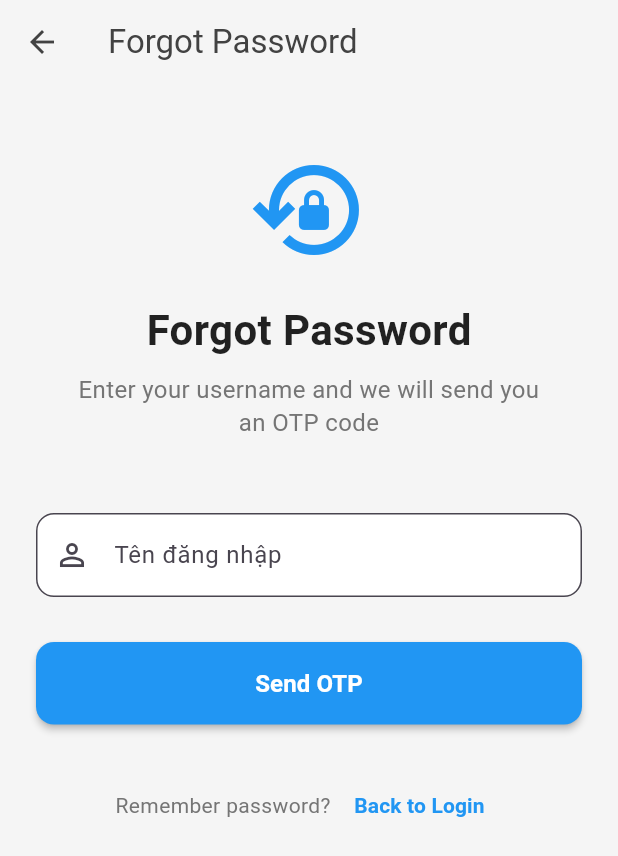
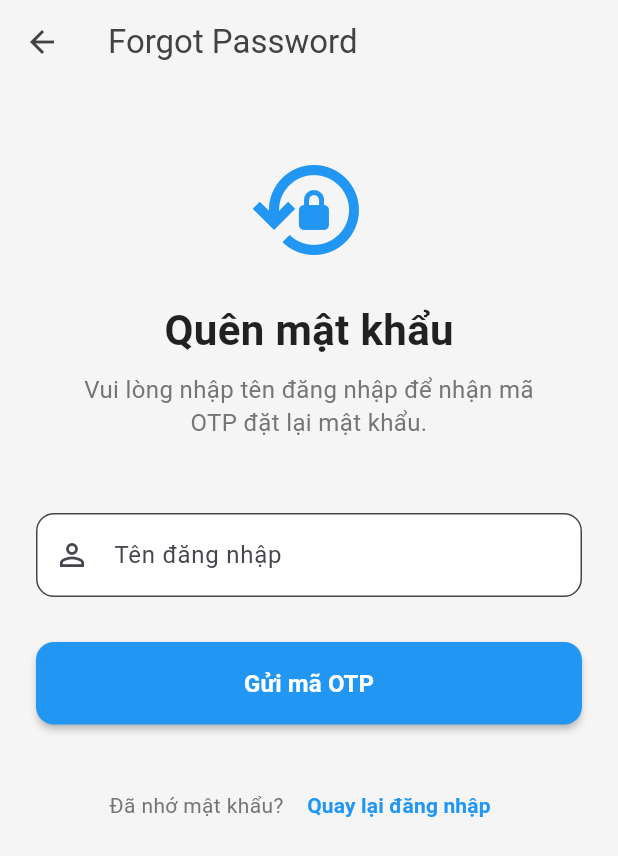
Before and after one commit to MinhAnh-IT/EduQuest_UI, a Flutter app: the ForgotPasswordScreen screen opened directly, on a phone screen of 412 x 824 dp. Shown: the top 856 px of the screen. Run offline on Flutter 3.47's test engine with Material 3 defaults, Android fonts, the phone set to English and light mode, and no system bars; our stand-ins replace another_flushbar, awesome_dialog, flutter_secure_storage, google_fonts, image_picker, jwt_decoder and 1 more; missing offline and left inert: stomp_dart_client; accounts and stored records are empty.

Commit message:
Translate UI text to Vietnamese in Forgot Password, OTP Verification, and Reset Password screens

```diff
--- a/lib/feature/auth/screens/forgot_password_screen.dart
+++ b/lib/feature/auth/screens/forgot_password_screen.dart
@@ -116,7 +116,7 @@ class _ForgotPasswordScreenState extends State<ForgotPasswordScreen> {
           const SizedBox(height: 30),
           CustomButton(
             onPressed: _isLoading ? null : _resetPassword,
-            text: AppStrings.sendOTP,
+            text: 'Gửi mã OTP',
             isLoading: _isLoading,
           ),
           const SizedBox(height: 30),
@@ -129,7 +129,8 @@ class _ForgotPasswordScreenState extends State<ForgotPasswordScreen> {
   Widget _buildHeader() {
     return Container(
       alignment: Alignment.center,
-      child: Column(        children: [
+      child: Column(
+        children: [
           const Icon(
             Icons.lock_reset_outlined,
             size: 80,
@@ -137,7 +138,7 @@ class _ForgotPasswordScreenState extends State<ForgotPasswordScreen> {
           ),
           const SizedBox(height: 20),
           const Text(
-            AppStrings.forgotPasswordTitle,
+            'Quên mật khẩu',
             style: TextStyle(
               fontSize: 28,
               fontWeight: FontWeight.bold,
@@ -145,14 +146,14 @@ class _ForgotPasswordScreenState extends State<ForgotPasswordScreen> {
             ),
           ),
           const SizedBox(height: 8),
-          Padding(
-            padding: const EdgeInsets.symmetric(horizontal: 20),
+          const Padding(
+            padding: EdgeInsets.symmetric(horizontal: 20),
             child: Text(
-              AppStrings.enterUsername,
+              'Vui lòng nhập tên đăng nhập để nhận mã OTP đặt lại mật khẩu.',
               textAlign: TextAlign.center,
               style: TextStyle(
                 fontSize: 16,
-                color: Colors.grey[600],
+                color: Color(0xFF757575),
                 height: 1.4,
               ),
             ),
@@ -165,14 +166,15 @@ class _ForgotPasswordScreenState extends State<ForgotPasswordScreen> {
   Widget _buildLoginLink() {
     return Row(
       mainAxisAlignment: MainAxisAlignment.center,
-      children: [        Text(
-          AppStrings.rememberPassword,
-          style: TextStyle(color: Colors.grey[600]),
+      children: [
+        const Text(
+          'Đã nhớ mật khẩu? ',
+          style: TextStyle(color: Color(0xFF757575)),
         ),
         TextButton(
           onPressed: () => Navigator.pop(context),
           child: const Text(
-            AppStrings.backToLogin,
+            'Quay lại đăng nhập',
             style: TextStyle(
               color: Colors.blue,
               fontWeight: FontWeight.bold,
@@ -194,7 +196,7 @@ class _ForgotPasswordScreenState extends State<ForgotPasswordScreen> {
         const SizedBox(height: 40),
         CustomButton(
           onPressed: _goToOTPScreen,
-          text: 'Nhập OTP',
+          text: 'Nhập mã OTP',
         ),
       ],
     );
@@ -206,7 +208,8 @@ class _ForgotPasswordScreenState extends State<ForgotPasswordScreen> {
       decoration: BoxDecoration(
         color: Colors.green[50],
         shape: BoxShape.circle,
-      ),      child: const Icon(
+      ),
+      child: const Icon(
         Icons.sms_outlined,
         size: 60,
         color: Colors.green,
@@ -218,7 +221,7 @@ class _ForgotPasswordScreenState extends State<ForgotPasswordScreen> {
     return Column(
       children: [
         const Text(
-          'OTP Sent!',
+          'Đã gửi mã OTP!',
           style: TextStyle(
             fontSize: 28,
             fontWeight: FontWeight.bold,
@@ -226,14 +229,14 @@ class _ForgotPasswordScreenState extends State<ForgotPasswordScreen> {
           ),
         ),
         const SizedBox(height: 10),
-        Padding(
-          padding: const EdgeInsets.symmetric(horizontal: 40),
+        const Padding(
+          padding: EdgeInsets.symmetric(horizontal: 40),
           child: Text(
-            'Mã OTP đã được gửi để xác minh tên đăng nhập của bạn.',
+            'Mã OTP đã được gửi đến email hoặc số điện thoại của bạn. Vui lòng kiểm tra và nhập mã để tiếp tục.',
             textAlign: TextAlign.center,
             style: TextStyle(
               fontSize: 16,
-              color: Colors.grey[600],
+              color: Color(0xFF757575),
               height: 1.4,
             ),
           ),
--- a/lib/feature/auth/screens/reset_password_screen.dart
+++ b/lib/feature/auth/screens/reset_password_screen.dart
@@ -78,7 +78,7 @@ class _ResetPasswordScreenState extends State<ResetPasswordScreen> {
     return Scaffold(
       backgroundColor: Colors.white,
       appBar: AppBar(
-        title: const Text(AppStrings.resetPasswordTitle),
+        title: const Text('Đặt lại mật khẩu'),
         backgroundColor: Colors.white,
         elevation: 0,
         foregroundColor: AppColors.primary,
@@ -148,7 +148,7 @@ class _ResetPasswordScreenState extends State<ResetPasswordScreen> {
                         const SizedBox(height: 30),
                         CustomButton(
                           onPressed: _resetPassword,
-                          text: AppStrings.resetPasswordTitle,
+                          text: 'Đặt lại mật khẩu',
                           isLoading: _isLoading,
                         ),
                       ],
@@ -182,7 +182,7 @@ class _ResetPasswordScreenState extends State<ResetPasswordScreen> {
           ),
           const SizedBox(height: 24),
           const Text(
-            AppStrings.createNewPassword,
+            'Tạo mật khẩu mới',
             style: AppStyles.headingStyle,
             textAlign: TextAlign.center,
           ),
@@ -190,7 +190,7 @@ class _ResetPasswordScreenState extends State<ResetPasswordScreen> {
           const Padding(
             padding: EdgeInsets.symmetric(horizontal: 20),
             child: Text(
-              AppStrings.newPasswordHint,
+              'Mật khẩu mới của bạn phải khác với mật khẩu đã sử dụng trước đó.',
               textAlign: TextAlign.center,
               style: AppStyles.bodyStyle,
             ),
```
Also changed, not shown: lib/feature/auth/screens/otp_verification_fp_screen.dart (+0 -14 lines).
